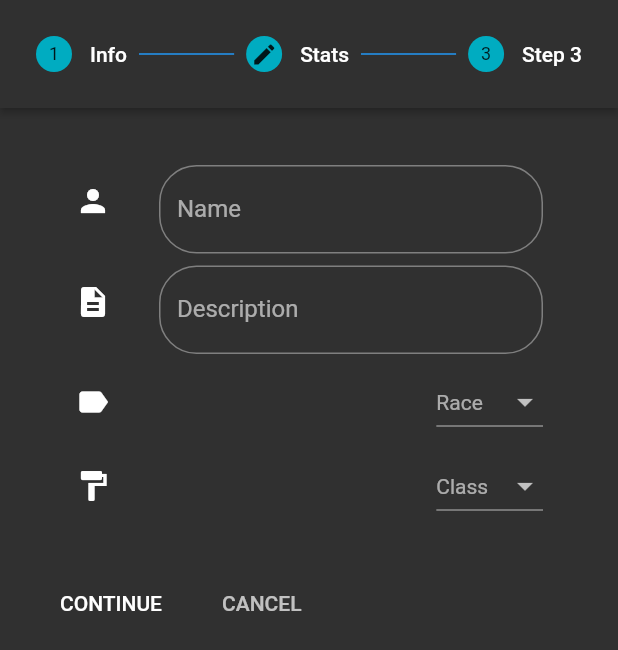
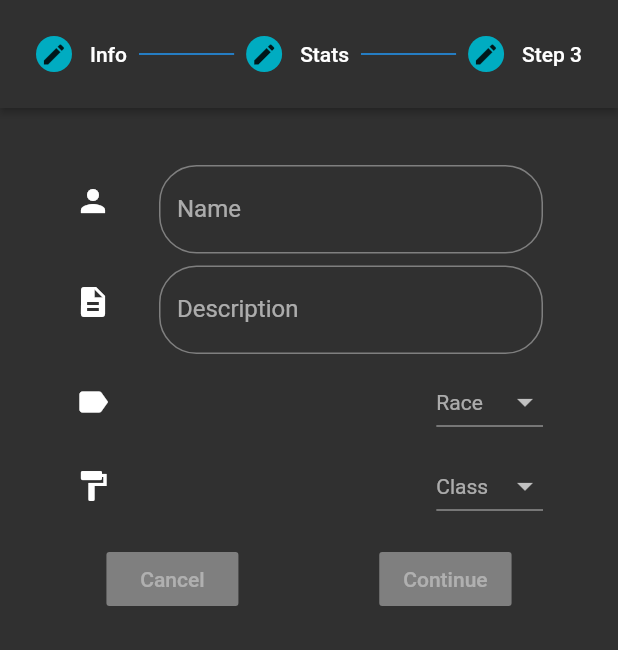
Before and after one commit to DylanHobbs/Starfinder-Companion, a Flutter app: the ToonCreation widget shown alone on an empty page, opened directly, on a phone screen of 412 x 824 dp. Shown: the top 650 px of the screen. Run offline on Flutter 3.47's test engine with Material 2 defaults, Android fonts, the phone set to English and light mode, and no system bars; Roboto replaces fonts that are missing (Hind, Montserrat, Poppins).

Commit message:
Add some work for the character PopUp
This change adds some changes to the popup UI and how the data
is read in

```diff
--- a/lib/components/ToonCreator.dart
+++ b/lib/components/ToonCreator.dart
@@ -22,7 +22,9 @@ class ToonCreationState extends State<ToonCreation> {
           ],
         ),
       ),
-        isActive: true),
+      state: StepState.editing,
+      isActive: true
+    ),
     new Step(
       title: new Text("Stats"),
       content: new Form(
@@ -41,16 +43,19 @@ class ToonCreationState extends State<ToonCreation> {
       ),
         // You can change the style of the step icon i.e number, editing, etc.
       state: StepState.editing,
-        isActive: true),
+      isActive: true
+    ),
     new Step(
       title: new Text("Step 3"),
       content: new Text("Hello World!"),
-        isActive: true),
+      state: StepState.editing,
+      isActive: true
+    ),
   ];
+
   @override
   Widget build(BuildContext context) {
-      return new Scaffold(
-      body: new Container(
+    return  new Container(
       child: new Stepper(
         currentStep: this.currentStep,
         // List the steps you would like to have
@@ -98,7 +103,23 @@ class ToonCreationState extends State<ToonCreation> {
           // Log function call
           print("onStepContinue : " + currentStep.toString());
         },
-      )),
+        controlsBuilder: (BuildContext context, {VoidCallback onStepContinue, VoidCallback onStepCancel}) {
+          return Row(
+            crossAxisAlignment: CrossAxisAlignment.end,
+            mainAxisAlignment: MainAxisAlignment.spaceAround,
+            children: <Widget>[
+              RaisedButton(
+                onPressed: onStepCancel,
+                child: const Text("Cancel"),
+              ),
+              RaisedButton(
+                onPressed: onStepContinue,
+                child: const Text("Continue"),
+              ),
+            ],
+          );
+        },
+      ),
     );
   }
 }
```
Also changed, not shown: lib/main.dart (+5 -8 lines). Lines whose indentation alone changed are shown as unchanged.
